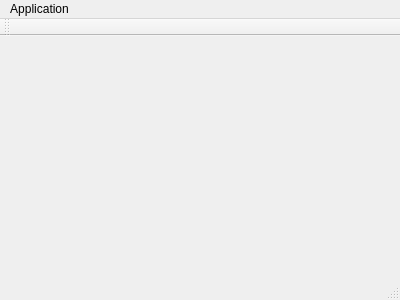
Old version of the form guitar_trainer/src/mainwindow.ui in the repository mspr/guitar_trainer.
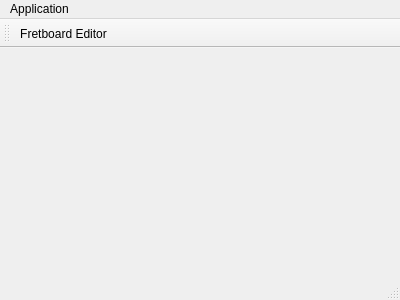
New version of the form. Icons and pictures are not drawn.

```diff
--- a/guitar_trainer/src/mainwindow.ui
+++ b/guitar_trainer/src/mainwindow.ui
@@ -38,6 +38,7 @@
    <attribute name="toolBarBreak">
     <bool>false</bool>
    </attribute>
+   <addaction name="editorAct"/>
   </widget>
   <widget class="QStatusBar" name="statusBar"/>
   <action name="editorAct">
```
Left out of the diff: 8 changed lines with no effect on the pictures.
